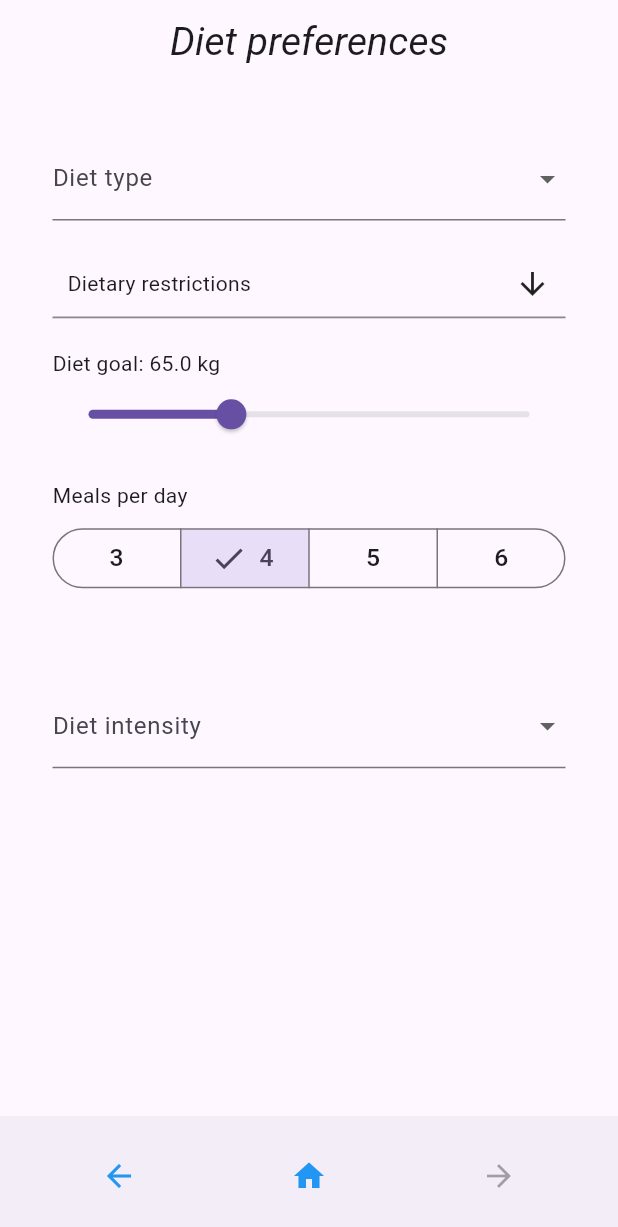
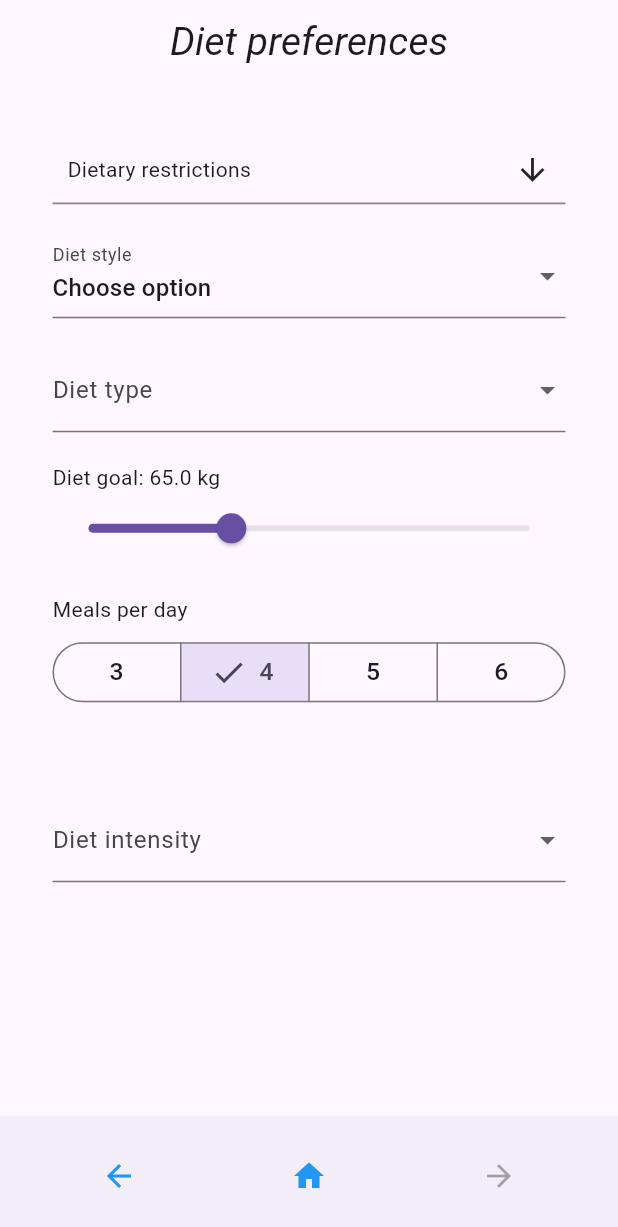
Before and after one commit to LukaszKluza/Foodini, a Flutter app: the DietPreferencesScreen screen opened by its route, on a phone screen of 412 x 824 dp. Shown: the top 1227 px of the screen. Run offline on Flutter 3.47's test engine with Material 3 defaults, Android fonts, the phone set to English and light mode, and no system bars; drawn by our look-alikes of multi_select_flutter; our stand-ins replace auto_size_text, cached_network_image, country_picker, dio, equatable, flutter_bloc and 7 more; missing offline and left inert: dio_cache_interceptor, http_cache_hive_store, universal_html, workmanager; accounts and stored records are empty; statements that could not run were skipped.

Commit message:
#193-add-dietstyle-enum-to-diet-preferences-form. Init commit

```diff
--- a/frontend/lib/config/app_config.dart
+++ b/frontend/lib/config/app_config.dart
@@ -4,6 +4,7 @@ import 'package:frontend/models/diet_generation/meal_status.dart';
 import 'package:frontend/models/diet_generation/meal_type.dart';
 import 'package:frontend/models/user_details/activity_level.dart';
 import 'package:frontend/models/user_details/diet_intensity.dart';
+import 'package:frontend/models/user_details/diet_style.dart';
 import 'package:frontend/models/user_details/diet_type.dart';
 import 'package:frontend/models/user_details/dietary_restriction.dart';
 import 'package:frontend/models/user_details/gender.dart';
@@ -18,6 +19,12 @@ class AppConfig {
         AppLocalizations.of(context)!.dietType_WeightMaintenance,
   };
 
+  static Map<DietStyle, String> dietStyleLabels(BuildContext context) => {
+    DietStyle.vegetarian: AppLocalizations.of(context)!.dietStyle_Vegetarian,
+    DietStyle.vegan: AppLocalizations.of(context)!.dietStyle_Vegan,
+    DietStyle.keto: AppLocalizations.of(context)!.dietStyle_Keto,
+  };
+
   static Map<DietaryRestriction, String> dietaryRestrictionLabels(BuildContext context) => {
     DietaryRestriction.gluten: AppLocalizations.of(context)!.dietaryRestriction_Gluten,
     DietaryRestriction.peanuts: AppLocalizations.of(context)!.dietaryRestriction_Peanuts,
@@ -27,10 +34,7 @@ class AppConfig {
     DietaryRestriction.wheat: AppLocalizations.of(context)!.dietaryRestriction_Wheat,
     DietaryRestriction.celery: AppLocalizations.of(context)!.dietaryRestriction_Celery,
     DietaryRestriction.sulphites: AppLocalizations.of(context)!.dietaryRestriction_Sulphites,
-    DietaryRestriction.lupin: AppLocalizations.of(context)!.dietaryRestriction_Lupin,
-    DietaryRestriction.vegetarian: AppLocalizations.of(context)!.dietaryRestriction_Vegetarian,
-    DietaryRestriction.vegan: AppLocalizations.of(context)!.dietaryRestriction_Vegan,
-    DietaryRestriction.keto: AppLocalizations.of(context)!.dietaryRestriction_Keto,
+    DietaryRestriction.lupin: AppLocalizations.of(context)!.dietaryRestriction_Lupin
   };
 
   static Map<DietIntensity, String> dietIntensityLabels(
--- a/frontend/lib/events/user_details/diet_form_events.dart
+++ b/frontend/lib/events/user_details/diet_form_events.dart
@@ -1,5 +1,6 @@
 import 'package:frontend/models/user_details/activity_level.dart';
 import 'package:frontend/models/user_details/diet_intensity.dart';
+import 'package:frontend/models/user_details/diet_style.dart';
 import 'package:frontend/models/user_details/diet_type.dart';
 import 'package:frontend/models/user_details/dietary_restriction.dart';
 import 'package:frontend/models/user_details/gender.dart';
@@ -37,6 +38,12 @@ class UpdateDietType extends DietFormEvent {
   final DietType dietType;
 
   UpdateDietType(this.dietType);
+}
+
+class UpdateDietStyle extends DietFormEvent {
+  final DietStyle? dietStyle;
+
+  UpdateDietStyle(this.dietStyle);
 }
 
 class UpdateDietaryRestrictions extends DietFormEvent {
--- a/frontend/lib/l10n/app_localizations.dart
+++ b/frontend/lib/l10n/app_localizations.dart
@@ -443,6 +443,12 @@ abstract class AppLocalizations {
   /// **'Diet type is required'**
   String get requiredDietType;
 
+  /// No description provided for @dietStyle.
+  ///
+  /// In en, this message translates to:
+  /// **'Diet style'**
+  String get dietStyle;
+
   /// No description provided for @dietaryRestrictions.
   ///
   /// In en, this message translates to:
@@ -719,23 +725,23 @@ abstract class AppLocalizations {
   /// **'Lupin'**
   String get dietaryRestriction_Lupin;
 
-  /// No description provided for @dietaryRestriction_Vegetarian.
+  /// No description provided for @dietStyle_Vegetarian.
   ///
   /// In en, this message translates to:
   /// **'Vegetarian'**
-  String get dietaryRestriction_Vegetarian;
+  String get dietStyle_Vegetarian;
 
-  /// No description provided for @dietaryRestriction_Vegan.
+  /// No description provided for @dietStyle_Vegan.
   ///
   /// In en, this message translates to:
   /// **'Vegan'**
-  String get dietaryRestriction_Vegan;
+  String get dietStyle_Vegan;
 
-  /// No description provided for @dietaryRestriction_Keto.
+  /// No description provided for @dietStyle_Keto.
   ///
   /// In en, this message translates to:
   /// **'Keto'**
-  String get dietaryRestriction_Keto;
+  String get dietStyle_Keto;
 
   /// No description provided for @dietIntensity_Slow.
   ///
@@ -1246,6 +1252,18 @@ abstract class AppLocalizations {
   /// In en, this message translates to:
   /// **'Value of calories should be between'**
   String get valueOfCaloriesMacroShouldBeBetween;
+
+  /// No description provided for @chooseOption.
+  ///
+  /// In en, this message translates to:
+  /// **'Choose option'**
+  String get chooseOption;
+
+  /// No description provided for @statistics.
+  ///
+  /// In en, this message translates to:
+  /// **'Statistics'**
+  String get statistics;
 }
 
 class _AppLocalizationsDelegate extends LocalizationsDelegate<AppLocalizations> {
--- a/frontend/lib/models/user_details/diet_form.dart
+++ b/frontend/lib/models/user_details/diet_form.dart
@@ -1,5 +1,6 @@
 import 'package:frontend/models/user_details/activity_level.dart';
 import 'package:frontend/models/user_details/diet_intensity.dart';
+import 'package:frontend/models/user_details/diet_style.dart';
 import 'package:frontend/models/user_details/diet_type.dart';
 import 'package:frontend/models/user_details/dietary_restriction.dart';
 import 'package:frontend/models/user_details/gender.dart';
@@ -12,6 +13,7 @@ class DietForm {
   final double weight;
   final DateTime dateOfBirth;
   final DietType dietType;
+  final DietStyle? dietStyle;
   final List<DietaryRestriction> dietaryRestrictions;
   final double dietGoal;
   final int mealsPerDay;
@@ -29,6 +31,7 @@ class DietForm {
     required this.weight,
     required this.dateOfBirth,
     required this.dietType,
+    this.dietStyle,
     required this.dietaryRestrictions,
     required this.dietGoal,
     required this.mealsPerDay,
@@ -47,6 +50,7 @@ class DietForm {
     'weight_kg': weight,
     'date_of_birth': dateOfBirth.toIso8601String(),
     'diet_type': dietType.toJson(),
+    'diet_style': dietStyle?.toJson(),
     'dietary_restrictions': dietaryRestrictions.map((a) => a.toJson()).toList(),
     'diet_goal_kg': dietGoal,
     'meals_per_day': mealsPerDay,
@@ -66,6 +70,9 @@ class DietForm {
       weight: (json['weight_kg'] as num).toDouble(),
       dateOfBirth: DateTime.parse(json['date_of_birth']),
       dietType: DietType.fromJson(json['diet_type']),
+      dietStyle: json['diet_style'] != null
+          ? DietStyle.fromJson(json['diet_style'])
+          : null,
       dietaryRestrictions:
           (json['dietary_restrictions'] as List<dynamic>)
               .map((e) => DietaryRestriction.fromJson(e))
--- /dev/null
+++ b/frontend/lib/models/user_details/diet_style.dart
@@ -0,0 +1,28 @@
+enum DietStyle {
+  vegetarian(0, 'vegetarian'),
+  vegan(1, 'vegan'),
+  keto(2, 'keto');
+
+  final int value;
+  final String nameStr;
+
+  const DietStyle(this.value, this.nameStr);
+
+  String toJson() => nameStr;
+
+  static DietStyle fromJson(String value) {
+    return DietStyle.values.firstWhere(
+      (e) => e.nameStr == value,
+      orElse: () => throw ArgumentError('Unknown diet style: $value'),
+    );
+  }
+
+  int toInt() => value;
+
+  static DietStyle fromInt(int value) {
+    return DietStyle.values.firstWhere(
+      (e) => e.value == value,
+      orElse: () => throw ArgumentError('Invalid diet style: $value'),
+    );
+  }
+}
--- a/frontend/lib/models/user_details/dietary_restriction.dart
+++ b/frontend/lib/models/user_details/dietary_restriction.dart
@@ -7,10 +7,7 @@ enum DietaryRestriction {
   wheat(5, 'wheat'),
   celery(6, 'celery'),
   sulphites(7, 'sulphites'),
-  lupin(8, 'lupin'),
-  vegetarian(9, 'vegetarian'),
-  vegan(10, 'vegan'),
-  keto(11, 'keto');
+  lupin(8, 'lupin');
 
   final int value;
   final String nameStr;
@@ -22,7 +19,7 @@ enum DietaryRestriction {
   static DietaryRestriction fromJson(String value) {
     return DietaryRestriction.values.firstWhere(
       (e) => e.nameStr == value,
-      orElse: () => throw ArgumentError('Unknown allergy: $value'),
+      orElse: () => throw ArgumentError('Unknown dietary restriction: $value'),
     );
   }
 
@@ -31,7 +28,7 @@ enum DietaryRestriction {
   static DietaryRestriction fromInt(int value) {
     return DietaryRestriction.values.firstWhere(
       (e) => e.value == value,
-      orElse: () => throw ArgumentError('Invalid allergy value: $value'),
+      orElse: () => throw ArgumentError('Invalid dietary restriction value: $value'),
     );
   }
 }
--- a/frontend/lib/states/diet_form_states.dart
+++ b/frontend/lib/states/diet_form_states.dart
@@ -4,6 +4,7 @@ import 'package:frontend/config/constants.dart';
 import 'package:frontend/models/user_details/activity_level.dart';
 import 'package:frontend/models/user_details/diet_form.dart';
 import 'package:frontend/models/user_details/diet_intensity.dart';
+import 'package:frontend/models/user_details/diet_style.dart';
 import 'package:frontend/models/user_details/diet_type.dart';
 import 'package:frontend/models/user_details/dietary_restriction.dart';
 import 'package:frontend/models/user_details/gender.dart';
@@ -24,6 +25,7 @@ class DietFormSubmit extends DietFormState {
   final DateTime? dateOfBirth;
 
   final DietType? dietType;
+  final DietStyle? dietStyle;
   final List<DietaryRestriction>? dietaryRestrictions;
   final double? dietGoal;
   final int? mealsPerDay;
@@ -46,6 +48,7 @@ class DietFormSubmit extends DietFormState {
     this.weight = Constants.defaultWeight,
     this.dateOfBirth,
     this.dietType,
+    this.dietStyle,
     this.dietaryRestrictions = const [],
     this.dietGoal,
     this.mealsPerDay = Constants.defaultMealsPerDay,
@@ -67,6 +70,7 @@ class DietFormSubmit extends DietFormState {
     Object? weight = _noChange,
     Object? dateOfBirth = _noChange,
     Object? dietType = _noChange,
+    Object? dietStyle = _noChange,
     Object? allergies = _noChange,
     Object? dietGoal = _noChange,
     Object? mealsPerDay = _noChange,
@@ -90,6 +94,7 @@ class DietFormSubmit extends DietFormState {
               ? this.dateOfBirth
               : dateOfBirth as DateTime?,
       dietType: dietType == _noChange ? this.dietType : dietType as DietType?,
+      dietStyle: dietStyle == _noChange ? this.dietStyle : dietStyle as DietStyle?,
       dietaryRestrictions:
           allergies == _noChange ? dietaryRestrictions : allergies as List<DietaryRestriction>?,
       dietGoal: dietGoal == _noChange ? this.dietGoal : dietGoal as double?,
@@ -140,6 +145,7 @@ class DietFormSubmit extends DietFormState {
       weight: form.weight,
       dateOfBirth: form.dateOfBirth,
       dietType: form.dietType,
+      dietStyle: form.dietStyle,
       dietaryRestrictions: form.dietaryRestrictions,
       dietGoal: form.dietGoal,
       mealsPerDay: form.mealsPerDay,
@@ -163,6 +169,7 @@ class DietFormSubmit extends DietFormState {
       weight: Constants.defaultWeight,
       dateOfBirth: null,
       dietType: null,
+      dietStyle: null,
       dietaryRestrictions: const [],
       dietGoal: null,
       mealsPerDay: Constants.defaultMealsPerDay,
--- a/frontend/lib/views/screens/user_details/diet_preferences_screen.dart
+++ b/frontend/lib/views/screens/user_details/diet_preferences_screen.dart
@@ -9,6 +9,7 @@ import 'package:frontend/config/styles.dart';
 import 'package:frontend/events/user_details/diet_form_events.dart';
 import 'package:frontend/l10n/app_localizations.dart';
 import 'package:frontend/models/user_details/diet_intensity.dart';
+import 'package:frontend/models/user_details/diet_style.dart';
 import 'package:frontend/models/user_details/diet_type.dart';
 import 'package:frontend/models/user_details/dietary_restriction.dart';
 import 'package:frontend/states/diet_form_states.dart';
@@ -72,8 +73,9 @@ class _DietPreferencesForm extends StatefulWidget {
 class _DietPreferencesFormState extends State<_DietPreferencesForm> {
   final _formKey = GlobalKey<FormState>();
 
+  List<DietaryRestriction> _selectedDietaryRestrictions = [];
   DietType? _selectedDietType;
-  List<DietaryRestriction> _selectedDietaryRestrictions = [];
+  DietStyle? _selectedDietStyle;
   double _selectedDietGoal = Constants.defaultWeight;
   DietIntensity? _selectedDietIntensity;
   int _selectedMealsPerDay = Constants.defaultMealsPerDay;
@@ -88,6 +90,7 @@ class _DietPreferencesFormState extends State<_DietPreferencesForm> {
     final blocState = context.read<DietFormBloc>().state;
     if (blocState is DietFormSubmit) {
       _selectedDietType = blocState.dietType ?? _selectedDietType;
+      _selectedDietStyle = blocState.dietStyle ?? _selectedDietStyle;
       _selectedDietGoal = blocState.dietGoal ?? _selectedDietGoal;
       _selectedDietaryRestrictions = blocState.dietaryRestrictions ?? _selectedDietaryRestrictions;
       _selectedDietIntensity =
@@ -157,6 +160,13 @@ class _DietPreferencesFormState extends State<_DietPreferencesForm> {
     );
   }
 
+  void _onDietStyleChanged(DietStyle? value) {
+    _updateStateAndBloc(
+      updateState: () => _selectedDietStyle = value,
+      blocEvent: UpdateDietStyle(value),
+    );
+  }
+
   void _onDietaryRestrictionsChanged(List<DietaryRestriction> values) {
     _updateStateAndBloc(
       updateState: () => _selectedDietaryRestrictions = values,
@@ -190,26 +200,6 @@ class _DietPreferencesFormState extends State<_DietPreferencesForm> {
     final screenWidth = MediaQuery.of(context).size.width;
 
     final fields = [
-      DropdownButtonFormField<DietType>(
-        key: const Key('diet_type'),
-        isExpanded: true,
-        value: _selectedDietType,
-        decoration: InputDecoration(
-          labelText: AppLocalizations.of(context)!.dietType,
-        ),
-        items:
-            DietType.values.map((diet) {
-              return DropdownMenuItem<DietType>(
-                value: diet,
-                child: Text(
-                  AppConfig.dietTypeLabels(context)[diet]!,
-                  style: const TextStyle(color: Colors.black),
-                ),
-              );
-            }).toList(),
-        onChanged: _onDietTypeChanged,
-        validator: (value) => validateDietType(value, context),
-      ),
       MultiSelectDialogField<DietaryRestriction>(
         initialValue: _selectedDietaryRestrictions,
         items:
@@ -229,6 +219,46 @@ class _DietPreferencesFormState extends State<_DietPreferencesForm> {
         ),
         buttonText: Text(AppLocalizations.of(context)!.dietaryRestrictions),
         onConfirm: _onDietaryRestrictionsChanged,
+      ),
+      DropdownButtonFormField<DietStyle>(
+        key: const Key('diet_style'),
+        isExpanded: true,
+        value: _selectedDietStyle,
+        decoration: InputDecoration(
+          labelText: AppLocalizations.of(context)!.dietStyle,
+        ),
+        items: [
+          for (final dietStyle in [null, ...DietStyle.values])
+            DropdownMenuItem<DietStyle>(
+              value: dietStyle,
+              child: Text(
+                dietStyle == null
+                    ? AppLocalizations.of(context)!.chooseOption
+                    : AppConfig.dietStyleLabels(context)[dietStyle]!,
+              ),
+            ),
+        ],
+        onChanged: _onDietStyleChanged,
+      ),
+      DropdownButtonFormField<DietType>(
+        key: const Key('diet_type'),
+        isExpanded: true,
+        value: _selectedDietType,
+        decoration: InputDecoration(
+          labelText: AppLocalizations.of(context)!.dietType,
+        ),
+        items:
+        DietType.values.map((diet) {
+          return DropdownMenuItem<DietType>(
+            value: diet,
+            child: Text(
+              AppConfig.dietTypeLabels(context)[diet]!,
+              style: const TextStyle(color: Colors.black),
+            ),
+          );
+        }).toList(),
+        onChanged: _onDietTypeChanged,
+        validator: (value) => validateDietType(value, context),
       ),
       if (_selectedDietType != DietType.weightMaintenance)
         WeightSlider(
```
Also changed, not shown: frontend/lib/blocs/user_details/diet_form_bloc.dart (+8 -0 lines), frontend/lib/l10n/app_en.arb (+9 -4 lines), frontend/lib/l10n/app_localizations_en.dart (+12 -3 lines), frontend/lib/l10n/app_localizations_pl.dart (+13 -4 lines), frontend/lib/l10n/app_pl.arb (+10 -5 lines), frontend/lib/views/screens/main_page_screen.dart (+11 -11 lines).
